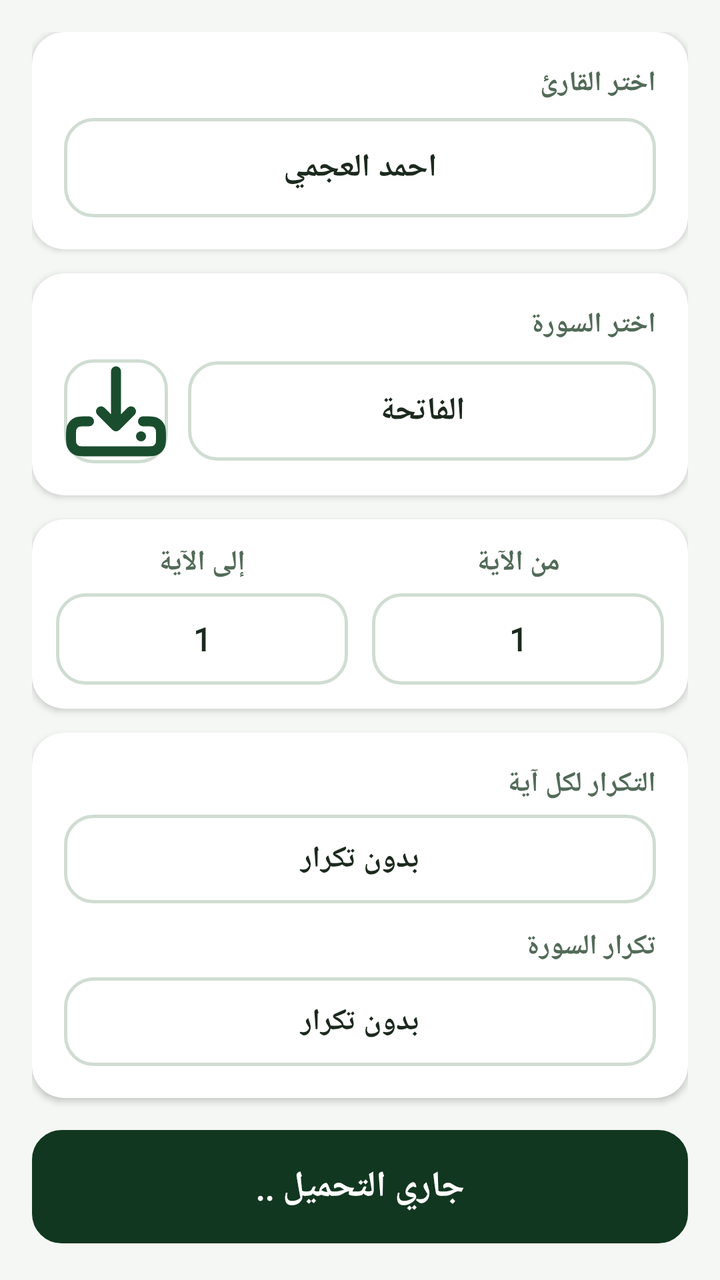
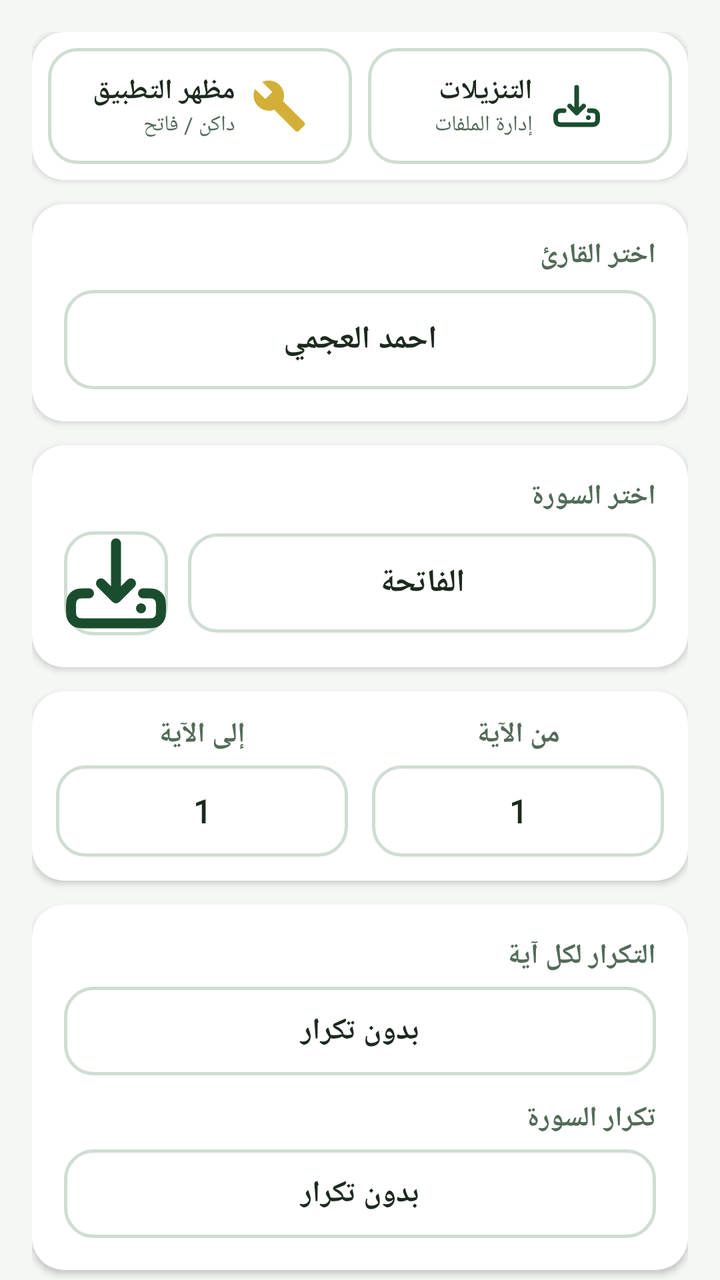

Before-and-after screenshots of an Android layout around one commit, followed by the original layout XML and the change that was made.
<!-- AndroidManifest.xml: application theme Theme.Almuhfz -->
<!-- res/layout/activity_main.xml -->
<?xml version="1.0" encoding="utf-8"?>
<androidx.core.widget.NestedScrollView xmlns:android="http://schemas.android.com/apk/res/android"
    xmlns:app="http://schemas.android.com/apk/res-auto"
    xmlns:tools="http://schemas.android.com/tools"
    android:layout_width="match_parent"
    android:layout_height="match_parent"
    android:background="@color/app_background"
    android:fillViewport="true"
    android:layoutDirection="rtl">

    <androidx.appcompat.widget.LinearLayoutCompat
        android:layout_width="match_parent"
        android:layout_height="wrap_content"
        android:orientation="vertical"
        android:padding="16dp">

        
        <androidx.cardview.widget.CardView
            android:layout_width="match_parent"
            android:layout_height="wrap_content"
            android:layout_marginBottom="12dp"
            app:cardBackgroundColor="@color/surface_card"
            app:cardCornerRadius="16dp"
            app:cardElevation="2dp">

            <LinearLayout
                android:layout_width="match_parent"
                android:layout_height="wrap_content"
                android:orientation="vertical"
                android:padding="16dp">

                <TextView
                    android:layout_width="wrap_content"
                    android:layout_height="wrap_content"
                    android:fontFamily="@font/jazeera"
                    android:text="اختر القارئ"
                    android:textColor="@color/text_secondary_color"
                    android:textSize="14sp"
                    android:textStyle="bold" />

                <androidx.appcompat.widget.AppCompatTextView
                    android:id="@+id/reciter_text_view"
                    android:layout_width="match_parent"
                    android:layout_height="wrap_content"
                    android:layout_marginTop="8dp"
                    android:background="@drawable/value_background"
                    android:fontFamily="@font/jazeera"
                    android:gravity="center"
                    android:padding="14dp"
                    android:text="احمد العجمي"
                    android:textColor="@color/text_primary_color"
                    android:textSize="16sp"
                    android:textStyle="bold" />
            </LinearLayout>
        </androidx.cardview.widget.CardView>

        
        <androidx.cardview.widget.CardView
            android:layout_width="match_parent"
            android:layout_height="wrap_content"
            android:layout_marginBottom="12dp"
            app:cardBackgroundColor="@color/surface_card"
            app:cardCornerRadius="16dp"
            app:cardElevation="2dp">

            <LinearLayout
                android:layout_width="match_parent"
                android:layout_height="wrap_content"
                android:orientation="vertical"
                android:padding="16dp">

                <TextView
                    android:layout_width="wrap_content"
                    android:layout_height="wrap_content"
                    android:fontFamily="@font/jazeera"
                    android:text="اختر السورة"
                    android:textColor="@color/text_secondary_color"
                    android:textSize="14sp"
                    android:textStyle="bold" />

                <LinearLayout
                    android:layout_width="match_parent"
                    android:layout_height="wrap_content"
                    android:layout_marginTop="8dp"
                    android:gravity="center_vertical"
                    android:orientation="horizontal">

                    <androidx.appcompat.widget.AppCompatTextView
                        android:id="@+id/sora_text_view"
                        android:layout_width="0dp"
                        android:layout_height="wrap_content"
                        android:layout_weight="1"
                        android:background="@drawable/value_background"
                        android:fontFamily="@font/jazeera"
                        android:gravity="center"
                        android:padding="14dp"
                        android:text="الفاتحة"
                        android:textColor="@color/text_primary_color"
                        android:textSize="16sp"
                        android:textStyle="bold" />

                    <androidx.appcompat.widget.AppCompatImageButton
                        android:id="@+id/download_button"
                        android:layout_width="52dp"
                        android:layout_height="52dp"
                        android:layout_marginStart="10dp"
                        android:background="@drawable/value_background"
                        android:contentDescription="تحميل السورة"
                        android:padding="12dp"
                        android:src="@drawable/download"
                        app:tint="@color/primary_color" />
                </LinearLayout>

                <ProgressBar
                    android:id="@+id/downloadProgressBar"
                    style="?android:attr/progressBarStyleHorizontal"
                    android:layout_width="match_parent"
                    android:layout_height="wrap_content"
                    android:layout_marginTop="10dp"
                    android:max="100"
                    android:progress="0"
                    android:visibility="gone" />

                <TextView
                    android:id="@+id/downloadStatusText"
                    android:layout_width="wrap_content"
                    android:layout_height="wrap_content"
                    android:layout_marginTop="4dp"
                    android:fontFamily="@font/jazeera"
                    android:text="جاري التحميل..."
                    android:textColor="@color/text_secondary_color"
                    android:textSize="13sp"
                    android:visibility="gone" />
            </LinearLayout>
        </androidx.cardview.widget.CardView>

        
        <androidx.cardview.widget.CardView
            android:layout_width="match_parent"
            android:layout_height="wrap_content"
            android:layout_marginBottom="12dp"
            app:cardBackgroundColor="@color/surface_card"
            app:cardCornerRadius="16dp"
            app:cardElevation="2dp">

            <LinearLayout
                android:layout_width="match_parent"
                android:layout_height="wrap_content"
                android:orientation="horizontal"
                android:padding="12dp">

                <LinearLayout
                    android:layout_width="0dp"
                    android:layout_height="wrap_content"
                    android:layout_marginEnd="6dp"
                    android:layout_weight="1"
                    android:gravity="center"
                    android:orientation="vertical">

                    <TextView
                        android:layout_width="wrap_content"
                        android:layout_height="wrap_content"
                        android:fontFamily="@font/jazeera"
                        android:text="من الآية"
                        android:textColor="@color/text_secondary_color"
                        android:textSize="14sp"
                        android:textStyle="bold" />

                    <androidx.appcompat.widget.AppCompatTextView
                        android:id="@+id/fromAyaTextView"
                        android:layout_width="match_parent"
                        android:layout_height="wrap_content"
                        android:layout_marginTop="6dp"
                        android:background="@drawable/value_background"
                        android:fontFamily="@font/jazeera"
                        android:gravity="center"
                        android:padding="12dp"
                        android:text="1"
                        android:textColor="@color/text_primary_color"
                        android:textSize="16sp"
                        android:textStyle="bold" />
                </LinearLayout>

                <LinearLayout
                    android:layout_width="0dp"
                    android:layout_height="wrap_content"
                    android:layout_marginStart="6dp"
                    android:layout_weight="1"
                    android:gravity="center"
                    android:orientation="vertical">

                    <TextView
                        android:layout_width="wrap_content"
                        android:layout_height="wrap_content"
                        android:fontFamily="@font/jazeera"
                        android:text="إلى الآية"
                        android:textColor="@color/text_secondary_color"
                        android:textSize="14sp"
                        android:textStyle="bold" />

                    <androidx.appcompat.widget.AppCompatTextView
                        android:id="@+id/toAyaTextView"
                        android:layout_width="match_parent"
                        android:layout_height="wrap_content"
                        android:layout_marginTop="6dp"
                        android:background="@drawable/value_background"
                        android:fontFamily="@font/jazeera"
                        android:gravity="center"
                        android:padding="12dp"
                        android:text="1"
                        android:textColor="@color/text_primary_color"
                        android:textSize="16sp"
                        android:textStyle="bold" />
                </LinearLayout>
            </LinearLayout>
        </androidx.cardview.widget.CardView>

        
        <androidx.cardview.widget.CardView
            android:layout_width="match_parent"
            android:layout_height="wrap_content"
            android:layout_marginBottom="16dp"
            app:cardBackgroundColor="@color/surface_card"
            app:cardCornerRadius="16dp"
            app:cardElevation="2dp">

            <LinearLayout
                android:layout_width="match_parent"
                android:layout_height="wrap_content"
                android:orientation="vertical"
                android:padding="16dp">

                <TextView
                    android:layout_width="wrap_content"
                    android:layout_height="wrap_content"
                    android:fontFamily="@font/jazeera"
                    android:text="التكرار لكل آية"
                    android:textColor="@color/text_secondary_color"
                    android:textSize="14sp"
                    android:textStyle="bold" />

                <androidx.appcompat.widget.AppCompatTextView
                    android:id="@+id/repeatAyaTextView"
                    android:layout_width="match_parent"
                    android:layout_height="wrap_content"
                    android:layout_marginTop="6dp"
                    android:background="@drawable/value_background"
                    android:fontFamily="@font/jazeera"
                    android:gravity="center"
                    android:padding="12dp"
                    android:text="بدون تكرار"
                    android:textColor="@color/text_primary_color"
                    android:textSize="15sp"
                    android:textStyle="bold" />

                <TextView
                    android:layout_width="wrap_content"
                    android:layout_height="wrap_content"
                    android:layout_marginTop="12dp"
                    android:fontFamily="@font/jazeera"
                    android:text="تكرار السورة"
                    android:textColor="@color/text_secondary_color"
                    android:textSize="14sp"
                    android:textStyle="bold" />

                <androidx.appcompat.widget.AppCompatTextView
                    android:id="@+id/repeatSoraTextView"
                    android:layout_width="match_parent"
                    android:layout_height="wrap_content"
                    android:layout_marginTop="6dp"
                    android:background="@drawable/value_background"
                    android:fontFamily="@font/jazeera"
                    android:gravity="center"
                    android:padding="12dp"
                    android:text="بدون تكرار"
                    android:textColor="@color/text_primary_color"
                    android:textSize="15sp"
                    android:textStyle="bold" />
            </LinearLayout>
        </androidx.cardview.widget.CardView>

        
        <androidx.appcompat.widget.AppCompatTextView
            android:id="@+id/startLearn"
            android:layout_width="match_parent"
            android:layout_height="wrap_content"
            android:layout_marginBottom="12dp"
            android:background="@drawable/value_background"
            android:backgroundTint="@color/button_green"
            android:elevation="4dp"
            android:fontFamily="@font/jazeera"
            android:gravity="center"
            android:padding="16dp"
            android:text="ابدأ التعلم"
            android:textColor="@color/text_on_primary"
            android:textSize="18sp"
            android:textStyle="bold"
            android:visibility="gone"
            tools:visibility="visible" />

        <androidx.appcompat.widget.AppCompatTextView
            android:id="@+id/startLearnDone"
            android:layout_width="match_parent"
            android:layout_height="wrap_content"
            android:layout_marginBottom="12dp"
            android:background="@drawable/value_background"
            android:backgroundTint="@color/primary_dark"
            android:fontFamily="@font/jazeera"
            android:gravity="center"
            android:padding="16dp"
            android:text="جاري التحميل .."
            android:textColor="@color/text_on_primary"
            android:textSize="18sp"
            android:textStyle="bold"
            android:visibility="visible" />

        <ImageView
            android:id="@+id/rating"
            android:layout_width="match_parent"
            android:layout_height="90dp"
            android:contentDescription="تقييم التطبيق"
            android:src="@drawable/rating" />

    </androidx.appcompat.widget.LinearLayoutCompat>
</androidx.core.widget.NestedScrollView>
<!-- resources referenced by this layout -->
<resources>
  <color name="app_background">#F4F7F4</color>
  <color name="button_green">#2E7D32</color>
  <color name="primary_color">#1A4D2E</color>
  <color name="primary_dark">#123720</color>
  <color name="surface_card">#FFFFFF</color>
  <color name="text_on_primary">#FFFFFF</color>
  <color name="text_primary_color">#1C2A1E</color>
  <color name="text_secondary_color">#526B58</color>
  <!-- drawable download (drawable) -->
  <vector xmlns:android="http://schemas.android.com/apk/res/android" android:height="60dp" android:viewportHeight="24" android:viewportWidth="24" android:width="60dp">
        
      <path android:fillColor="#00000000" android:pathData="M17,17H17.01M17.4,14H18C18.932,14 19.398,14 19.765,14.152C20.255,14.355 20.645,14.745 20.848,15.235C21,15.602 21,16.068 21,17C21,17.932 21,18.398 20.848,18.765C20.645,19.255 20.255,19.645 19.765,19.848C19.398,20 18.932,20 18,20H6C5.068,20 4.602,20 4.235,19.848C3.745,19.645 3.355,19.255 3.152,18.765C3,18.398 3,17.932 3,17C3,16.068 3,15.602 3.152,15.235C3.355,14.745 3.745,14.355 4.235,14.152C4.602,14 5.068,14 6,14H6.6M12,15V4M12,15L9,12M12,15L15,12" android:strokeColor="#000000" android:strokeLineCap="round" android:strokeLineJoin="round" android:strokeWidth="2"/>
      
  </vector>
  <!-- drawable rating: png bitmap (drawable, 20681 bytes) -->
  <!-- drawable value_background (drawable) -->
  <?xml version="1.0" encoding="utf-8"?>
  <ripple xmlns:android="http://schemas.android.com/apk/res/android"
      android:color="?attr/colorControlHighlight">
      <item>
          <shape>
              <solid android:color="@color/surface_card" />
              <corners android:radius="14dp" />
              <stroke
                  android:width="1.5dp"
                  android:color="@color/card_stroke_color" />
          </shape>
      </item>
  </ripple>
  <style name="Theme.Almuhfz" parent="Theme.MaterialComponents.DayNight.NoActionBar">
          
          <item name="colorPrimary">@color/primary_color</item>
          <item name="colorPrimaryVariant">@color/primary_dark</item>
          <item name="colorOnPrimary">@color/text_on_primary</item>
  
          
          <item name="colorSecondary">@color/accent_gold</item>
          <item name="colorSecondaryVariant">@color/primary_light</item>
          <item name="colorOnSecondary">@color/text_primary_color</item>
  
          
          <item name="android:windowBackground">@color/app_background</item>
          <item name="colorSurface">@color/surface_card</item>
  
          
          <item name="android:statusBarColor">@color/primary_dark</item>
          <item name="android:navigationBarColor">@color/primary_dark</item>
      </style>
  <color name="card_stroke_color">#D0DDD2</color>
  <color name="accent_gold">#D4AF37</color>
  <color name="primary_light">#2D6A4F</color>
</resources>

<!-- the commit's change to res/layout/activity_main.xml (unified diff, before → after) -->
@@ -13,6 +13,117 @@
         android:layout_height="wrap_content"
         android:orientation="vertical"
         android:padding="16dp">
+
+        
+        <androidx.cardview.widget.CardView
+            android:layout_width="match_parent"
+            android:layout_height="wrap_content"
+            android:layout_marginBottom="12dp"
+            app:cardBackgroundColor="@color/surface_card"
+            app:cardCornerRadius="16dp"
+            app:cardElevation="2dp">
+
+            <LinearLayout
+                android:layout_width="match_parent"
+                android:layout_height="wrap_content"
+                android:baselineAligned="false"
+                android:orientation="horizontal"
+                android:padding="8dp">
+
+                
+                <LinearLayout
+                    android:id="@+id/cardDownloadsManager"
+                    android:layout_width="0dp"
+                    android:layout_height="wrap_content"
+                    android:layout_marginEnd="4dp"
+                    android:layout_weight="1"
+                    android:background="@drawable/value_background"
+                    android:clickable="true"
+                    android:focusable="true"
+                    android:gravity="center"
+                    android:orientation="horizontal"
+                    android:padding="12dp">
+
+                    <ImageView
+                        android:layout_width="28dp"
+                        android:layout_height="28dp"
+                        android:contentDescription="@string/downloads_manager"
+                        android:src="@drawable/download"
+                        app:tint="@color/primary_color" />
+
+                    <LinearLayout
+                        android:layout_width="wrap_content"
+                        android:layout_height="wrap_content"
+                        android:layout_marginStart="8dp"
+                        android:orientation="vertical">
+
+                        <TextView
+                            android:layout_width="wrap_content"
+                            android:layout_height="wrap_content"
+                            android:fontFamily="@font/jazeera"
+                            android:text="التنزيلات"
+                            android:textColor="@color/text_primary_color"
+                            android:textSize="14sp"
+                            android:textStyle="bold" />
+
+                        <TextView
+                            android:layout_width="wrap_content"
+                            android:layout_height="wrap_content"
+                            android:fontFamily="@font/jazeera"
+                            android:text="إدارة الملفات"
+                            android:textColor="@color/text_secondary_color"
+                            android:textSize="11sp" />
+                    </LinearLayout>
+                </LinearLayout>
+
+                
+                <LinearLayout
+                    android:id="@+id/cardThemeSwitcher"
+                    android:layout_width="0dp"
+                    android:layout_height="wrap_content"
+                    android:layout_marginStart="4dp"
+                    android:layout_weight="1"
+                    android:background="@drawable/value_background"
+                    android:clickable="true"
+                    android:focusable="true"
+                    android:gravity="center"
+                    android:orientation="horizontal"
+                    android:padding="12dp">
+
+                    <ImageView
+                        android:layout_width="28dp"
+                        android:layout_height="28dp"
+                        android:contentDescription="@string/theme_setting"
+                        android:src="@drawable/ic_menu_manage"
+                        app:tint="@color/accent_gold" />
+
+                    <LinearLayout
+                        android:layout_width="wrap_content"
+                        android:layout_height="wrap_content"
+                        android:layout_marginStart="8dp"
+                        android:orientation="vertical">
+
+                        <TextView
+                            android:layout_width="wrap_content"
+                            android:layout_height="wrap_content"
+                            android:fontFamily="@font/jazeera"
+                            android:text="مظهر التطبيق"
+                            android:textColor="@color/text_primary_color"
+                            android:textSize="14sp"
+                            android:textStyle="bold" />
+
+                        <TextView
+                            android:layout_width="wrap_content"
+                            android:layout_height="wrap_content"
+                            android:fontFamily="@font/jazeera"
+                            android:text="داكن / فاتح"
+                            android:textColor="@color/text_secondary_color"
+                            android:textSize="11sp" />
+                    </LinearLayout>
+                </LinearLayout>
+
+            </LinearLayout>
+        </androidx.cardview.widget.CardView>
 
         
         <androidx.cardview.widget.CardView
<!-- resource entries referenced after the edit -->
@@ -14,6 +14,16 @@
       <path android:fillColor="#00000000" android:pathData="M17,17H17.01M17.4,14H18C18.932,14 19.398,14 19.765,14.152C20.255,14.355 20.645,14.745 20.848,15.235C21,15.602 21,16.068 21,17C21,17.932 21,18.398 20.848,18.765C20.645,19.255 20.255,19.645 19.765,19.848C19.398,20 18.932,20 18,20H6C5.068,20 4.602,20 4.235,19.848C3.745,19.645 3.355,19.255 3.152,18.765C3,18.398 3,17.932 3,17C3,16.068 3,15.602 3.152,15.235C3.355,14.745 3.745,14.355 4.235,14.152C4.602,14 5.068,14 6,14H6.6M12,15V4M12,15L9,12M12,15L15,12" android:strokeColor="#000000" android:strokeLineCap="round" android:strokeLineJoin="round" android:strokeWidth="2"/>
       
   </vector>
+  <!-- drawable ic_menu_manage (drawable) -->
+  <vector xmlns:android="http://schemas.android.com/apk/res/android"
+      android:width="24dp"
+      android:height="24dp"
+      android:viewportWidth="24.0"
+      android:viewportHeight="24.0">
+      <path
+          android:fillColor="#FF000000"
+          android:pathData="M22.7,19l-9.1,-9.1c0.9,-2.3 0.4,-5 -1.5,-6.9 -2,-2 -5,-2.4 -7.4,-1.3L9,6 6,9 1.6,4.7C0.4,7.1 0.9,10.1 2.9,12.1c1.9,1.9 4.6,2.4 6.9,1.5l9.1,9.1c0.4,0.4 1,0.4 1.4,0l2.3,-2.3c0.5,-0.4 0.5,-1.1 0.1,-1.4z" />
+  </vector>
   <!-- drawable rating: png bitmap (drawable, 20681 bytes) -->
   <!-- drawable value_background (drawable) -->
   <?xml version="1.0" encoding="utf-8"?>
@@ -29,6 +39,8 @@
           </shape>
       </item>
   </ripple>
+  <string name="downloads_manager">إدارة التنزيلات الأوفلاين</string>
+  <string name="theme_setting">مظهر التطبيق (فاتح / داكن)</string>
   <style name="Theme.Almuhfz" parent="Theme.MaterialComponents.DayNight.NoActionBar">
           
           <item name="colorPrimary">@color/primary_color</item>
